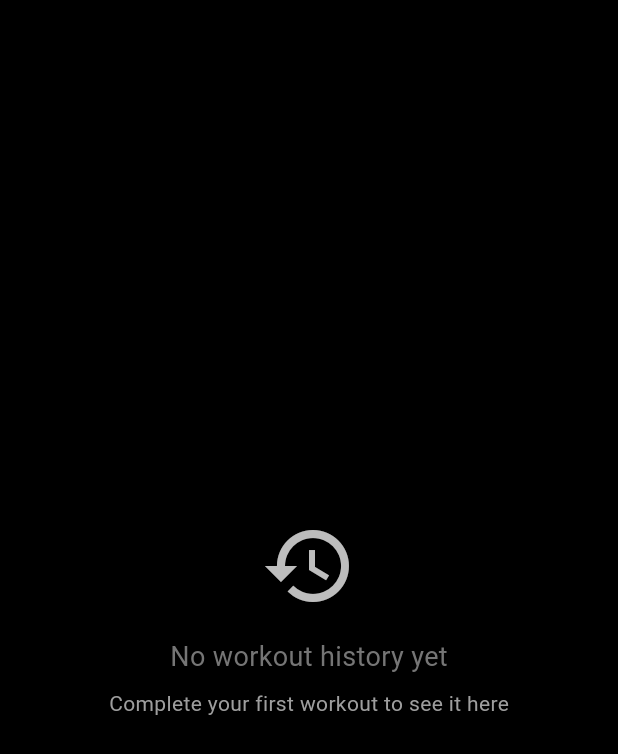
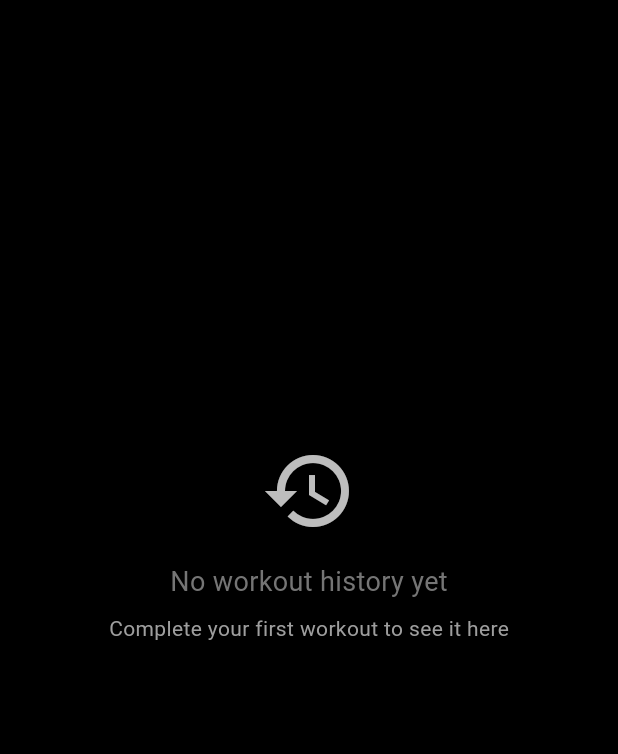
Before and after one commit to pschulzk/nbjp, a Flutter app: the HistoryScreen widget shown alone on an empty page, opened directly, on a phone screen of 412 x 824 dp. Shown: the top 754 px of the screen. Run offline on Flutter 3.47's test engine with Material 3 defaults, Android fonts, the phone set to English and light mode, and no system bars; our stand-ins replace sqflite; accounts and stored records are empty.

Commit message:
style: improve top and bottom nav bar

```diff
--- a/lib/screens/history_screen.dart
+++ b/lib/screens/history_screen.dart
@@ -253,10 +253,15 @@ class _HistoryScreenState extends State<HistoryScreen> {
     }
 
     if (_sessions.isEmpty) {
-      return Center(
-        child: Column(
-          mainAxisAlignment: MainAxisAlignment.center,
-          children: [
+      return Padding(
+        padding: EdgeInsets.only(
+          top: MediaQuery.of(context).padding.top,
+          bottom: 100,
+        ),
+        child: Center(
+          child: Column(
+            mainAxisAlignment: MainAxisAlignment.center,
+            children: [
             Icon(
               Icons.history,
               size: 64,
@@ -278,7 +283,8 @@ class _HistoryScreenState extends State<HistoryScreen> {
                 color: Colors.grey.shade500,
               ),
             ),
-          ],
+            ],
+          ),
         ),
       );
     }
@@ -286,7 +292,12 @@ class _HistoryScreenState extends State<HistoryScreen> {
     return RefreshIndicator(
       onRefresh: _loadSessions,
       child: ListView.builder(
-        padding: const EdgeInsets.all(16),
+        padding: EdgeInsets.only(
+          left: 16,
+          right: 16,
+          top: MediaQuery.of(context).padding.top + 16,
+          bottom: 100, // Extra padding for blurred nav bar
+        ),
         itemCount: _sessions.length,
         itemBuilder: (context, index) {
           final session = _sessions[index];
```
Also changed, not shown: lib/main.dart (+11 -0 lines), lib/screens/home_screen.dart (+111 -19 lines).
